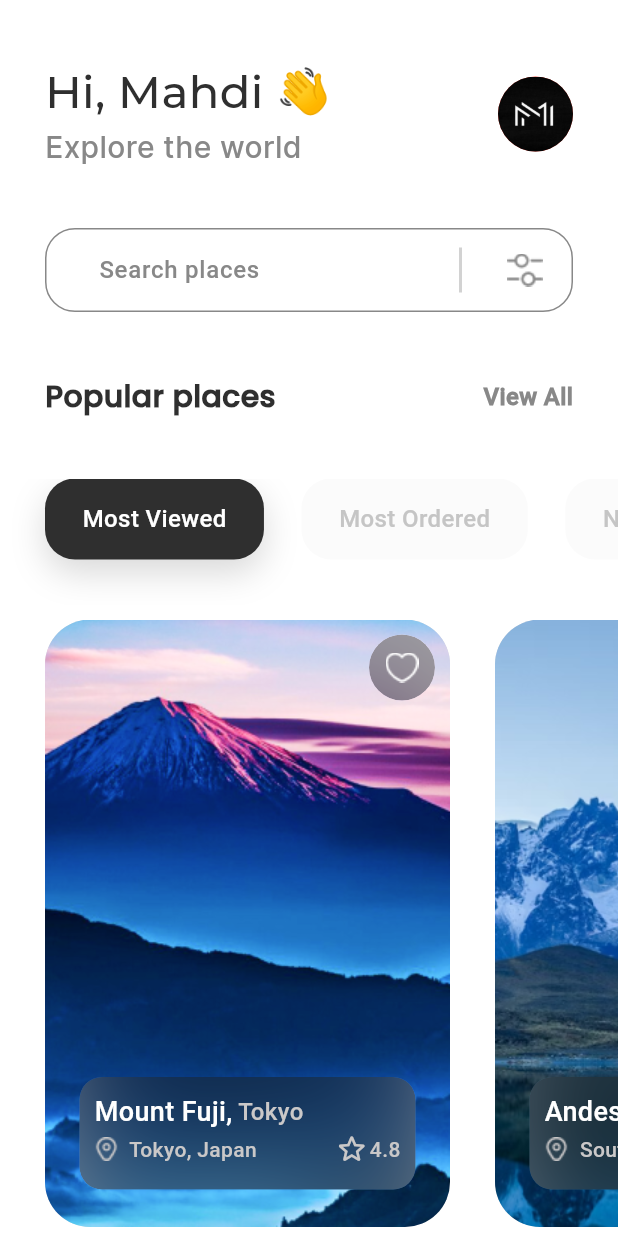
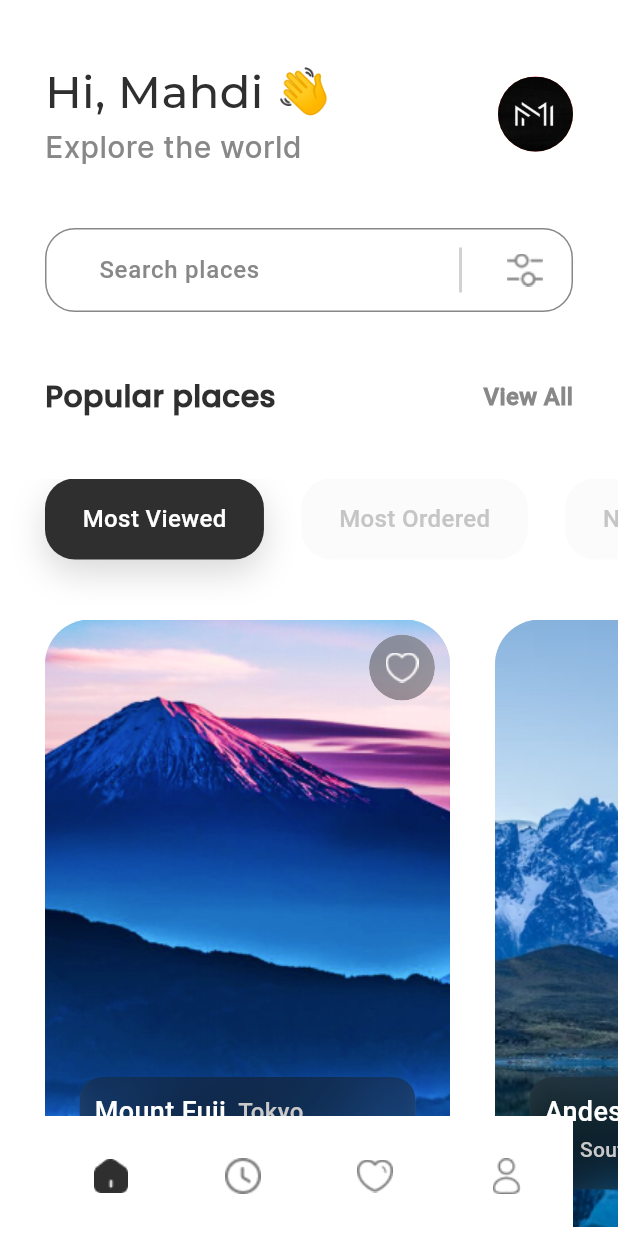
Before and after one commit to mahdi008397/Travel_Template, a Flutter app: the screen it shows after launch, on a phone screen of 412 x 824 dp. Run offline on Flutter 3.47's test engine with Material 3 defaults, Android fonts, the light colour scheme and no system bars.

Commit message:
Compelet Home Screen 🎄

```diff
--- a/lib/ui/screnns/home_screen.dart
+++ b/lib/ui/screnns/home_screen.dart
@@ -304,7 +304,7 @@ class HomeScreen extends StatelessWidget {
                                     const BorderRadius.all(Radius.circular(50)),
                                 child: BackdropFilter(
                                   filter:
-                                      ImageFilter.blur(sigmaY: 40, sigmaX: 40),
+                                      ImageFilter.blur(sigmaY: 15, sigmaX: 15),
                                   child: Container(
                                     width: 44,
                                     height: 44,
@@ -330,7 +330,7 @@ class HomeScreen extends StatelessWidget {
                             borderRadius:
                                 const BorderRadius.all(Radius.circular(15)),
                             child: BackdropFilter(
-                              filter: ImageFilter.blur(sigmaY: 40, sigmaX: 40),
+                              filter: ImageFilter.blur(sigmaY: 15, sigmaX: 15),
                               child: Container(
                                 width: 224,
                                 height: 75,
@@ -432,7 +432,7 @@ class HomeScreen extends StatelessWidget {
                                     const BorderRadius.all(Radius.circular(50)),
                                 child: BackdropFilter(
                                   filter:
-                                      ImageFilter.blur(sigmaY: 40, sigmaX: 40),
+                                      ImageFilter.blur(sigmaY: 15, sigmaX: 15),
                                   child: Container(
                                     width: 44,
                                     height: 44,
@@ -458,7 +458,7 @@ class HomeScreen extends StatelessWidget {
                             borderRadius:
                                 const BorderRadius.all(Radius.circular(15)),
                             child: BackdropFilter(
-                              filter: ImageFilter.blur(sigmaY: 40, sigmaX: 40),
+                              filter: ImageFilter.blur(sigmaY: 15, sigmaX: 15),
                               child: Container(
                                 width: 224,
                                 height: 75,
@@ -540,6 +540,19 @@ class HomeScreen extends StatelessWidget {
           )
         ],
       ),
+      bottomNavigationBar: Padding(
+        padding: const EdgeInsets.symmetric(horizontal: 30),
+        child: NavigationBar(
+          backgroundColor: const Color.fromRGBO(255, 255, 255, 1),
+          elevation: 0,
+          destinations: [
+            Image.asset('assets/images/home-ico.png'),
+            Image.asset('assets/images/time-ico.png'),
+            Image.asset('assets/images/heart-ico.png'),
+            Image.asset('assets/images/profile.png'),
+          ],
+        ),
+      ),
     );
   }
 }
```
